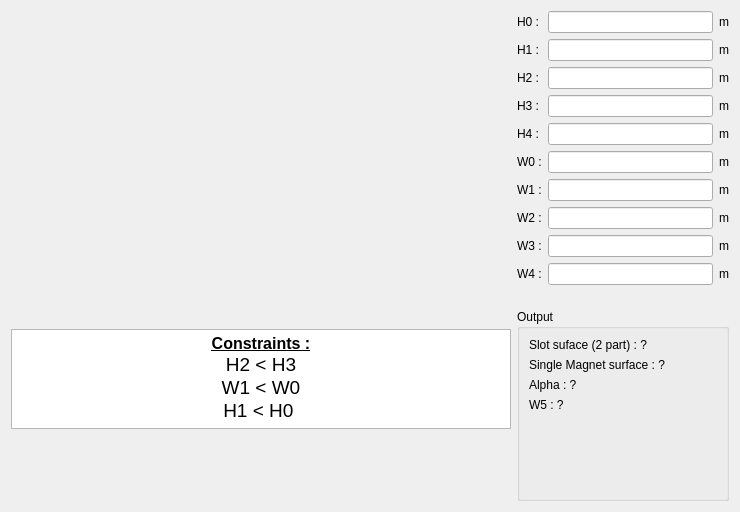
Above: pyleecan/GUI/Dialog/DMachineSetup/SMHoleMag/PHoleM50/PHoleM50.ui from Eomys/pyleecan before the change. Below: the same form after it.
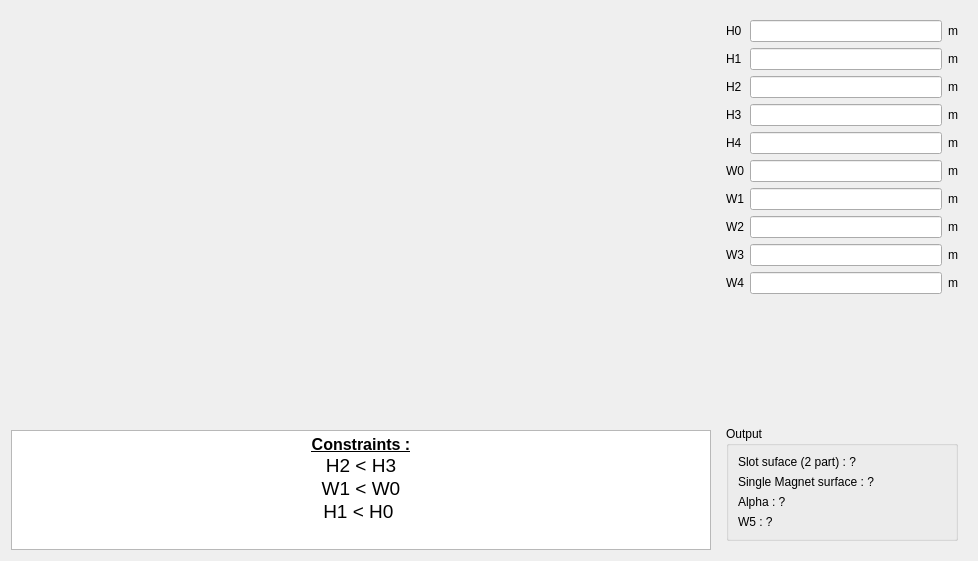
That is the form after the change. Icons and pictures are not drawn. Custom widgets are drawn as their Qt base class.

Commit message: [CO] Improving Hole GUI

```diff
--- a/pyleecan/GUI/Dialog/DMachineSetup/SMHoleMag/PHoleM50/PHoleM50.ui
+++ b/pyleecan/GUI/Dialog/DMachineSetup/SMHoleMag/PHoleM50/PHoleM50.ui
@@ -6,8 +6,8 @@
    <rect>
     <x>0</x>
     <y>0</y>
-    <width>740</width>
-    <height>512</height>
+    <width>978</width>
+    <height>561</height>
    </rect>
   </property>
   <property name="minimumSize">
@@ -31,21 +31,21 @@
      <item>
       <widget class="QLabel" name="img_slot">
        <property name="sizePolicy">
-        <sizepolicy hsizetype="Fixed" vsizetype="Fixed">
+        <sizepolicy hsizetype="Preferred" vsizetype="Preferred">
          <horstretch>0</horstretch>
          <verstretch>0</verstretch>
         </sizepolicy>
        </property>
        <property name="minimumSize">
         <size>
-         <width>500</width>
-         <height>170</height>
+         <width>0</width>
+         <height>0</height>
         </size>
        </property>
        <property name="maximumSize">
         <size>
-         <width>500</width>
-         <height>170</height>
+         <width>16777215</width>
+         <height>16777215</height>
         </size>
        </property>
        <property name="text">
@@ -76,7 +76,7 @@
        <property name="maximumSize">
         <size>
          <width>16777215</width>
-         <height>100</height>
+         <height>120</height>
         </size>
        </property>
        <property name="verticalScrollBarPolicy">
@@ -87,10 +87,10 @@
 &lt;html&gt;&lt;head&gt;&lt;meta name=&quot;qrichtext&quot; content=&quot;1&quot; /&gt;&lt;style type=&quot;text/css&quot;&gt;
 p, li { white-space: pre-wrap; }
 &lt;/style&gt;&lt;/head&gt;&lt;body style=&quot; font-family:'MS Shell Dlg 2'; font-size:7.8pt; font-weight:400; font-style:normal;&quot;&gt;
-&lt;p align=&quot;center&quot; style=&quot; margin-top:0px; margin-bottom:0px; margin-left:0px; margin-right:0px; -qt-block-indent:0; text-indent:0px;&quot;&gt;&lt;span style=&quot; font-size:12pt; font-weight:600; text-decoration: underline;&quot;&gt;Constraints :&lt;/span&gt;&lt;/p&gt;
-&lt;p align=&quot;center&quot; style=&quot; margin-top:0px; margin-bottom:0px; margin-left:0px; margin-right:0px; -qt-block-indent:0; text-indent:0px;&quot;&gt;&lt;span style=&quot; font-size:14pt;&quot;&gt;H2 &amp;lt; H3&lt;/span&gt;&lt;/p&gt;
-&lt;p align=&quot;center&quot; style=&quot; margin-top:0px; margin-bottom:0px; margin-left:0px; margin-right:0px; -qt-block-indent:0; text-indent:0px;&quot;&gt;&lt;span style=&quot; font-size:14pt;&quot;&gt;W1 &amp;lt; W0&lt;/span&gt;&lt;/p&gt;
-&lt;p align=&quot;center&quot; style=&quot; margin-top:0px; margin-bottom:0px; margin-left:0px; margin-right:0px; -qt-block-indent:0; text-indent:0px;&quot;&gt;&lt;span style=&quot; font-size:14pt;&quot;&gt;H1 &amp;lt; H0 &lt;/span&gt;&lt;/p&gt;&lt;/body&gt;&lt;/html&gt;</string>
+&lt;p align=&quot;center&quot; style=&quot; margin-top:0px; margin-bottom:0px; margin-left:0px; margin-right:0px; -qt-block-indent:0; text-indent:0px;&quot;&gt;&lt;span style=&quot; font-family:'MS Shell Dlg 2'; font-size:12pt; font-weight:600; text-decoration: underline;&quot;&gt;Constraints :&lt;/span&gt;&lt;/p&gt;
+&lt;p align=&quot;center&quot; style=&quot; margin-top:0px; margin-bottom:0px; margin-left:0px; margin-right:0px; -qt-block-indent:0; text-indent:0px;&quot;&gt;&lt;span style=&quot; font-family:'MS Shell Dlg 2'; font-size:14pt;&quot;&gt;H2 &amp;lt; H3&lt;/span&gt;&lt;/p&gt;
+&lt;p align=&quot;center&quot; style=&quot; margin-top:0px; margin-bottom:0px; margin-left:0px; margin-right:0px; -qt-block-indent:0; text-indent:0px;&quot;&gt;&lt;span style=&quot; font-family:'MS Shell Dlg 2'; font-size:14pt;&quot;&gt;W1 &amp;lt; W0&lt;/span&gt;&lt;/p&gt;
+&lt;p align=&quot;center&quot; style=&quot; margin-top:0px; margin-bottom:0px; margin-left:0px; margin-right:0px; -qt-block-indent:0; text-indent:0px;&quot;&gt;&lt;span style=&quot; font-family:'MS Shell Dlg 2'; font-size:14pt;&quot;&gt;H1 &amp;lt; H0 &lt;/span&gt;&lt;/p&gt;&lt;/body&gt;&lt;/html&gt;</string>
        </property>
        <property name="textInteractionFlags">
         <set>Qt::TextSelectableByKeyboard|Qt::TextSelectableByMouse</set>
@@ -100,6 +100,19 @@
     </layout>
    </item>
    <item>
+    <widget class="QWidget" name="widget" native="true">
+     <property name="minimumSize">
+      <size>
+       <width>250</width>
+       <height>0</height>
+      </size>
+     </property>
+     <property name="maximumSize">
+      <size>
+       <width>250</width>
+       <height>16777215</height>
+      </size>
+     </property>
     <layout class="QVBoxLayout" name="verticalLayout_2">
      <item>
       <layout class="QGridLayout" name="gridLayout">
@@ -130,7 +143,7 @@
        <item row="4" column="0">
         <widget class="QLabel" name="in_H4">
          <property name="text">
-          <string>H4 :</string>
+           <string>H4</string>
          </property>
         </widget>
        </item>
@@ -153,7 +166,7 @@
        <item row="6" column="0">
         <widget class="QLabel" name="in_W1">
          <property name="text">
-          <string>W1 :</string>
+           <string>W1</string>
          </property>
         </widget>
        </item>
@@ -173,7 +186,7 @@
        <item row="1" column="0">
         <widget class="QLabel" name="in_H1">
          <property name="text">
-          <string>H1 :</string>
+           <string>H1</string>
          </property>
         </widget>
        </item>
@@ -187,7 +200,7 @@
        <item row="3" column="0">
         <widget class="QLabel" name="in_H3">
          <property name="text">
-          <string>H3 :</string>
+           <string>H3</string>
          </property>
         </widget>
        </item>
@@ -201,14 +214,14 @@
        <item row="7" column="0">
         <widget class="QLabel" name="in_W2">
          <property name="text">
-          <string>W2 :</string>
+           <string>W2</string>
          </property>
         </widget>
        </item>
        <item row="0" column="0">
         <widget class="QLabel" name="in_H0">
          <property name="text">
-          <string>H0 :</string>
+           <string>H0</string>
          </property>
         </widget>
        </item>
@@ -235,21 +248,21 @@
        <item row="5" column="0">
         <widget class="QLabel" name="in_W0">
          <property name="text">
-          <string>W0 :</string>
+           <string>W0</string>
          </property>
         </widget>
        </item>
        <item row="2" column="0">
         <widget class="QLabel" name="in_H2">
          <property name="text">
-          <string>H2 :</string>
+           <string>H2</string>
          </property>
         </widget>
        </item>
        <item row="8" column="0">
         <widget class="QLabel" name="in_W3">
          <property name="text">
-          <string>W3 :</string>
+           <string>W3</string>
          </property>
         </widget>
        </item>
@@ -266,7 +279,7 @@
        <item row="9" column="0">
         <widget class="QLabel" name="in_W4">
          <property name="text">
-          <string>W4 :</string>
+           <string>W4</string>
          </property>
         </widget>
        </item>
@@ -309,6 +322,19 @@
        </property>
       </widget>
      </item>
+      <item>
+       <spacer name="verticalSpacer">
+        <property name="orientation">
+         <enum>Qt::Vertical</enum>
+        </property>
+        <property name="sizeHint" stdset="0">
+         <size>
+          <width>20</width>
+          <height>40</height>
+         </size>
+        </property>
+       </spacer>
+      </item>
      <item>
       <widget class="QGroupBox" name="g_output">
        <property name="minimumSize">
@@ -349,23 +375,11 @@
           </property>
          </widget>
         </item>
-        <item>
-         <spacer name="verticalSpacer">
-          <property name="orientation">
-           <enum>Qt::Vertical</enum>
-          </property>
-          <property name="sizeHint" stdset="0">
-           <size>
-            <width>20</width>
-            <height>40</height>
-           </size>
-          </property>
-         </spacer>
-        </item>
        </layout>
       </widget>
      </item>
     </layout>
+    </widget>
    </item>
   </layout>
  </widget>
```
Left out of the diff: 2 changed lines with no effect on the pictures. Lines whose indentation alone changed are shown as unchanged. The commit also changes 54 other files.
